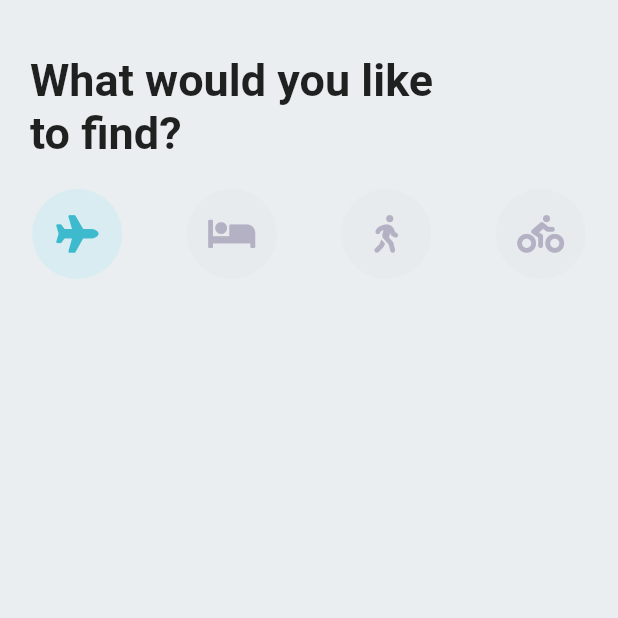
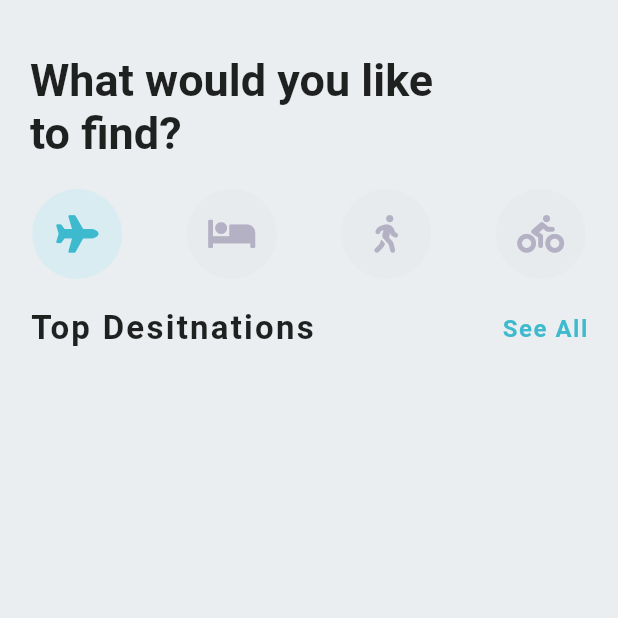
Before and after one commit to iamkunal2k/flutter_travel_ui, a Flutter app: the screen it shows after launch, on a phone screen of 412 x 824 dp, the top half of it. Run offline on Flutter 3.47's test engine with Material 2 defaults, Android fonts, the phone set to English and light mode, and no system bars; our stand-ins replace font_awesome_flutter.

Commit message:
destination corousel widget is created

```diff
--- a/lib/screens/home_screen.dart
+++ b/lib/screens/home_screen.dart
@@ -1,5 +1,6 @@
 import 'package:flutter/material.dart';
 import 'package:font_awesome_flutter/font_awesome_flutter.dart';
+import 'package:flutter_travel_ui/widgets/destination_corousel.dart';
 
 class HomeScreen extends StatefulWidget {
   const HomeScreen({super.key});
@@ -23,7 +24,6 @@ class _HomeScreenState extends State<HomeScreen> {
         setState(() {
           _selectedIndex = index;
         });
-        print(_selectedIndex);
       },
       child: Container(
         height: 60.0,
@@ -36,7 +36,9 @@ class _HomeScreenState extends State<HomeScreen> {
         child: Icon(
           _icons[index],
           size: 25.0,
-          color: _selectedIndex == index ?Theme.of(context).primaryColor : Color(0xffb4b1c4),
+          color: _selectedIndex == index
+              ? Theme.of(context).primaryColor
+              : Color(0xffb4b1c4),
         ),
       ),
     );
@@ -74,6 +76,10 @@ class _HomeScreenState extends State<HomeScreen> {
                     (MapEntry map) => _buildIcon(map.key),
                   )
                   .toList()),
+          SizedBox(
+            height: 20.0,
+          ),
+         DestinationCorousel(),
         ],
       )),
     );
--- /dev/null
+++ b/lib/widgets/destination_corousel.dart
@@ -0,0 +1,36 @@
+import 'package:flutter/material.dart';
+
+class DestinationCorousel extends StatelessWidget {
+  const DestinationCorousel({super.key});
+
+  @override
+  Widget build(BuildContext context) {
+    return Column(
+      children: <Widget>[
+        Padding(
+          padding: const EdgeInsets.symmetric(horizontal: 20.0),
+          child: Row(
+            mainAxisAlignment: MainAxisAlignment.spaceBetween,
+            children: <Widget>[
+              Text(
+                'Top Desitnations',
+                style: TextStyle(
+                    fontSize: 22,
+                    fontWeight: FontWeight.bold,
+                    letterSpacing: 1.5),
+              ),
+              Text(
+                'See All',
+                style: TextStyle(
+                    color: Theme.of(context).primaryColor,
+                    fontSize: 16.0,
+                    fontWeight: FontWeight.w600,
+                    letterSpacing: 1.0),
+              )
+            ],
+          ),
+        )
+      ],
+    );
+  }
+}
```
